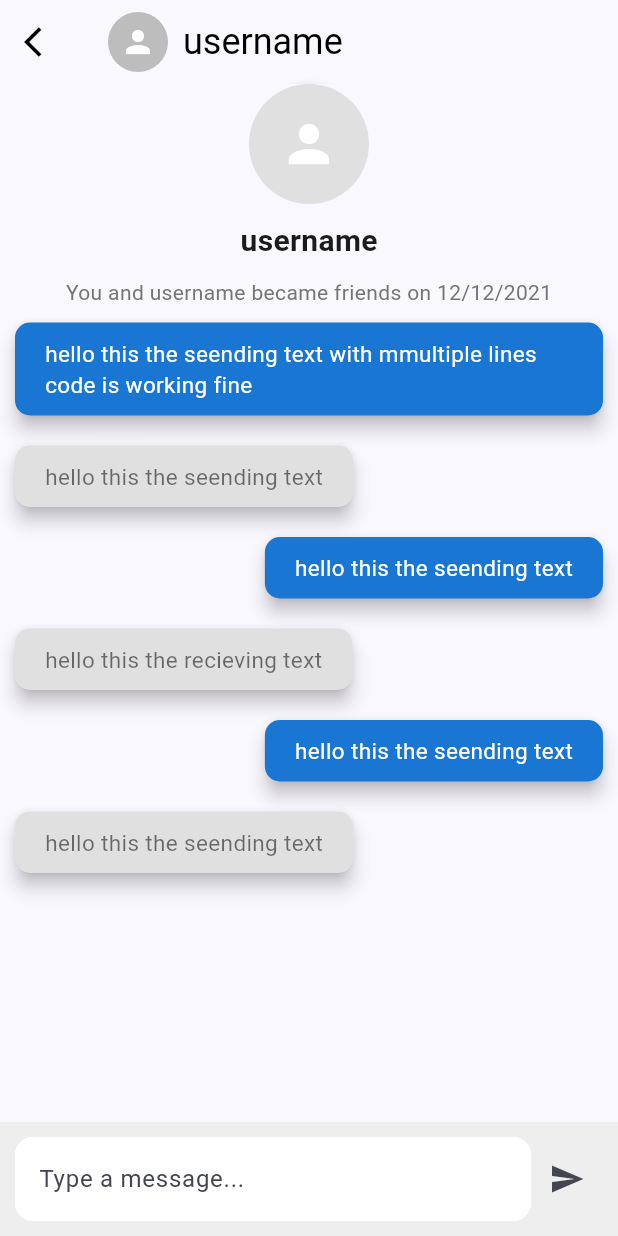
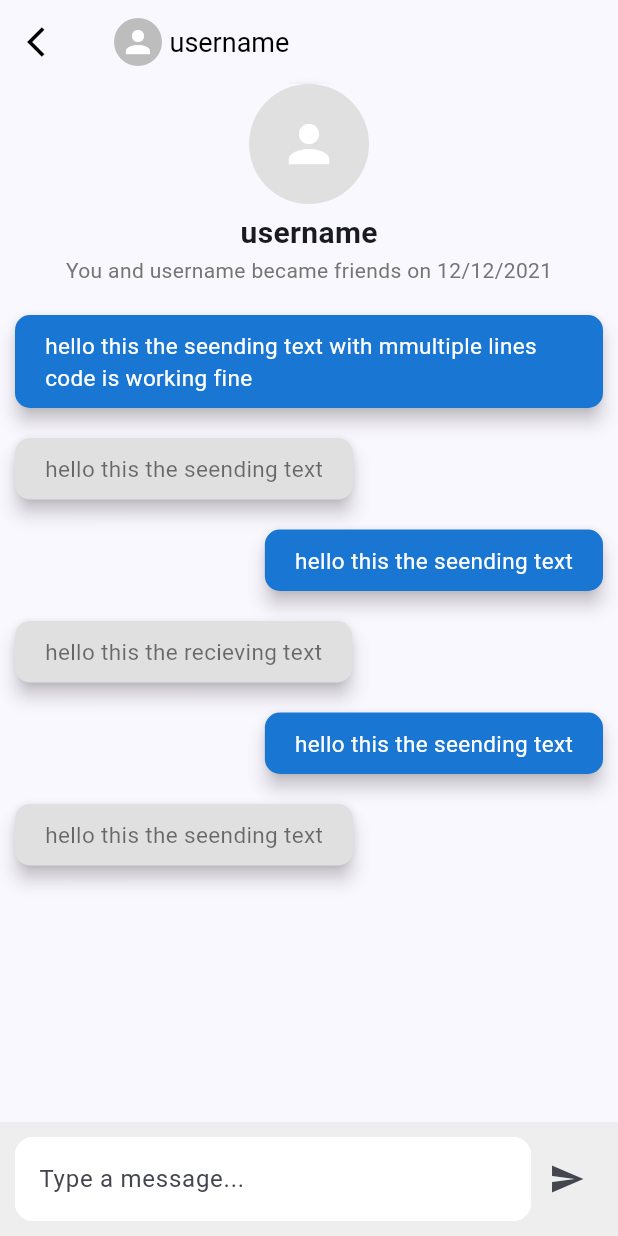
Before and after one commit to nabeelkhan16/fyp, a Flutter app: the HomeScreen screen opened directly, after a tap on "User Name", on a phone screen of 412 x 824 dp. Run offline on Flutter 3.47's test engine with Material 2 defaults, Android fonts, the phone set to English and light mode, and no system bars; our stand-ins replace bloc, cached_network_image, cloud_firestore, dropdown_search, firebase_auth, firebase_core and 6 more; accounts and stored records are empty.

Commit message:
chat changes

```diff
--- a/lib/blocs/authentication/authentication_bloc.dart
+++ b/lib/blocs/authentication/authentication_bloc.dart
@@ -7,7 +7,8 @@ import 'package:trash_collector/models/user_model.dart';
 part 'authentication_event.dart';
 part 'authentication_state.dart';
 
-class AuthenticationBloc extends Bloc<AuthenticationEvent, AuthenticationState> {
+
+ class AuthenticationBloc extends Bloc<AuthenticationEvent, AuthenticationState> {
   UserModel? userModel;
 
   AuthenticationBloc() : super(AuthenticationInitial()) {
--- a/lib/configs/routes.dart
+++ b/lib/configs/routes.dart
@@ -3,7 +3,7 @@ import 'package:trash_collector/screens/login_screen.dart';
 import 'package:trash_collector/screens/profile/profile.dart';
 import 'package:trash_collector/screens/profile/settings.dart';
 import 'package:trash_collector/screens/sign_up.dart';
-import 'package:trash_collector/screens/home/chat.dart';
+import 'package:trash_collector/screens/home/chat_screen.dart';
 
 class Routes {
   Route<dynamic> generateRoute(RouteSettings routeSettings) {
--- a/lib/screens/home/chat.dart
+++ b/lib/screens/home/chat_screen.dart
@@ -32,7 +32,7 @@ class _ChatScreenState extends State<ChatScreen> {
             ),
           ),
           const SizedBox(
-            height: 10,
+            height: 5,
           ),
           const Text(
             'username',
@@ -41,19 +41,18 @@ class _ChatScreenState extends State<ChatScreen> {
               fontWeight: FontWeight.bold,
             ),
           ),
-          const SizedBox(
-            height: 10,
-          ),
           Text(
             'You and username became friends on 12/12/2021',
             style: TextStyle(color: Colors.grey.shade600),
+          ),
+          const SizedBox(
+            height: 10,
           ),
           Expanded(
             child: ListView(
               children: const [
                 MessageBubble(
-                  text:
-                      'hello this the seending text with mmultiple lines code is working fine ',
+                  text: 'hello this the seending text with mmultiple lines code is working fine ',
                   isMe: true,
                 ),
                 MessageBubble(
@@ -119,8 +118,7 @@ class MessageBubble extends StatelessWidget {
     return Padding(
       padding: const EdgeInsets.all(10.0),
       child: Column(
-        crossAxisAlignment:
-            isMe ? CrossAxisAlignment.end : CrossAxisAlignment.start,
+        crossAxisAlignment: isMe ? CrossAxisAlignment.end : CrossAxisAlignment.start,
         children: <Widget>[
           Material(
             elevation: 5.0,
--- a/lib/screens/home/home_screen.dart
+++ b/lib/screens/home/home_screen.dart
@@ -1,6 +1,6 @@
 import 'package:flutter/material.dart';
 import 'package:trash_collector/constant.dart';
-import 'package:trash_collector/screens/home/chat.dart';
+import 'package:trash_collector/screens/home/chat_screen.dart';
 import 'package:trash_collector/widgets/app_bar.dart';
 
 class HomeScreen extends StatefulWidget {
@@ -44,20 +44,6 @@ class _HomeScreenState extends State<HomeScreen> {
         ),
         body: Column(
           children: [
-            Padding(
-              padding: const EdgeInsets.all(20.0),
-              child: TextFormField(
-                controller: _searchController,
-                decoration: kSearchTextField.copyWith(
-                  filled: true,
-                  hintText: 'Search for a username',
-                  suffixIcon: const Icon(
-                    Icons.search,
-                    color: Colors.white,
-                  ),
-                ),
-              ),
-            ),
             Expanded(
               child: ListView.separated(
                   itemBuilder: ((context, index) {
@@ -65,8 +51,7 @@ class _HomeScreenState extends State<HomeScreen> {
                       onTap: () {
                         Navigator.push(
                           context,
-                          MaterialPageRoute(
-                              builder: (context) => const ChatScreen()),
+                          MaterialPageRoute(builder: (context) => const ChatScreen()),
                         );
                       },
                       child: ListTile(
--- a/lib/widgets/app_bar.dart
+++ b/lib/widgets/app_bar.dart
@@ -21,8 +21,10 @@ GlobalAppBar(BuildContext context,
         ),
       ),
     ),
+    leadingWidth: 60,
     leading: leading
         ? IconButton(
+            padding: EdgeInsets.zero,
             onPressed: () {
               Navigator.pop(context);
             },
@@ -37,19 +39,19 @@ GlobalAppBar(BuildContext context,
             mainAxisAlignment: MainAxisAlignment.start,
             children: [
               CircleAvatar(
-                radius: 20,
+                radius: 16,
                 backgroundColor: Colors.grey.shade400,
                 child: const Icon(
                   Icons.person,
                   color: Colors.white,
                 ),
               ),
-              const SizedBox(width: 10),
+              const SizedBox(width: 5),
               Text(
                 title,
                 style: TextStyle(
                   color: Colors.black,
-                  fontSize: 24,
+                  fontSize: 18,
                 ),
               ),
             ],
```
Also changed, not shown: lib/screens/bins/bins_map.dart (+66 -39 lines).
